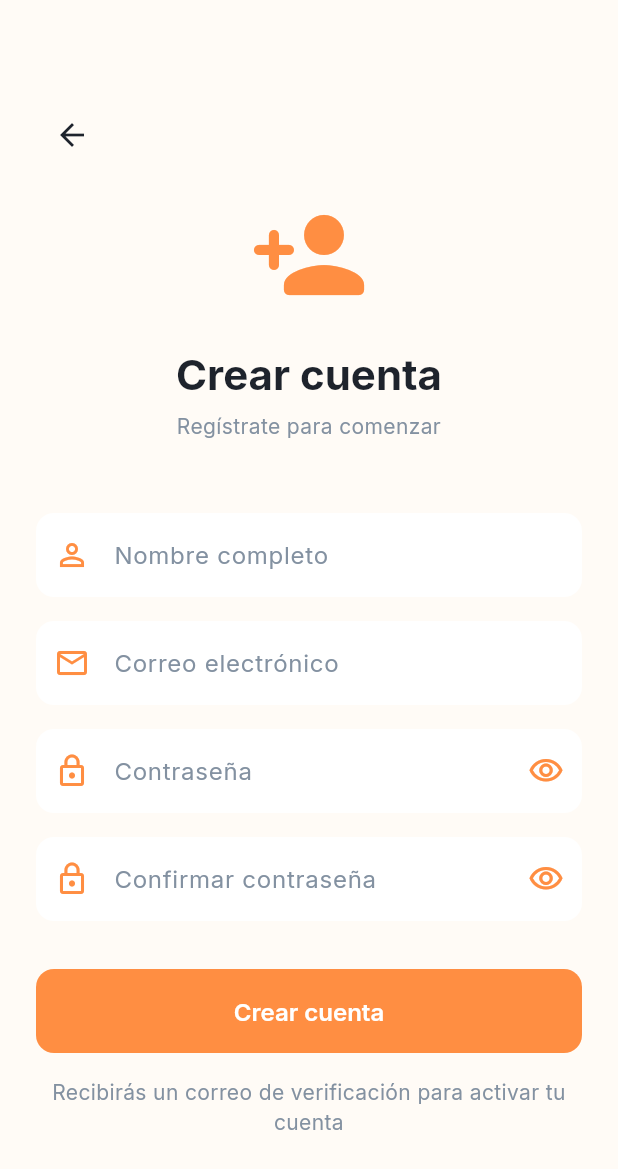
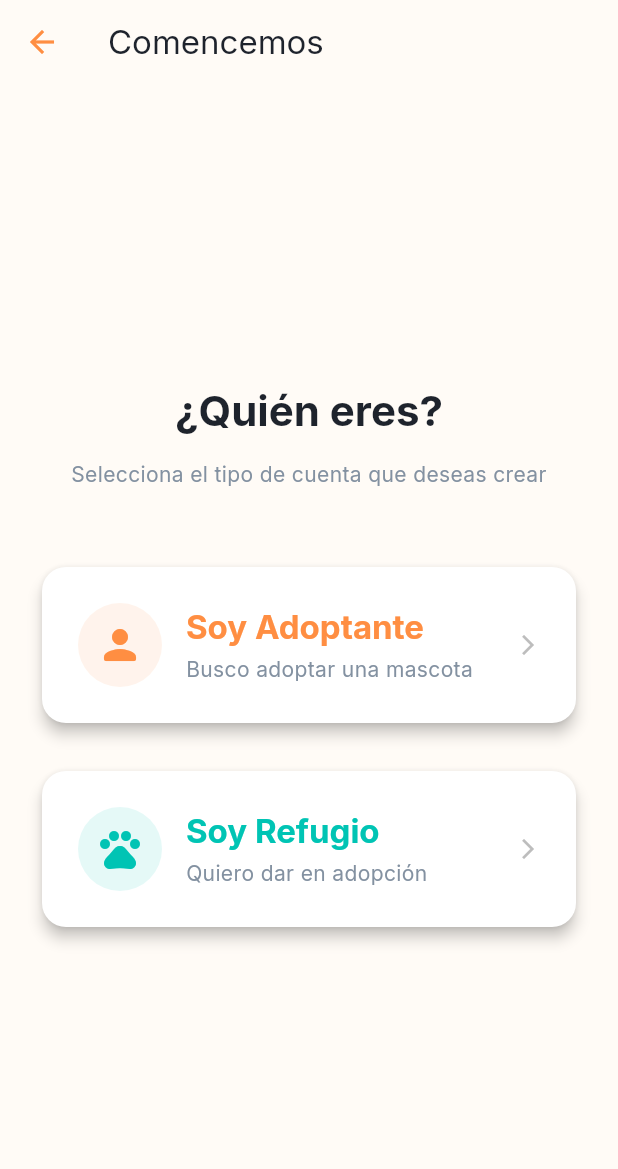
Before and after one commit to jmvillanueva-dev/MobilApp_Flutter_PetAdopt, a Flutter app: the screen it shows after launch, after a tap on "Regístrate", on a phone screen of 412 x 824 dp. Shown: the top 1169 px of the screen. Run offline on Flutter 3.47's test engine with Material 3 defaults, Android fonts, the phone set to English and light mode, and no system bars; our stand-ins replace connectivity_plus, dartz, equatable, flutter_bloc, flutter_dotenv, get_it and 3 more; accounts and stored records are empty.

Commit message:
feat: Add role selection during registration process and update related models and repositories

```diff
--- a/lib/features/auth/data/datasources/auth_remote_data_source.dart
+++ b/lib/features/auth/data/datasources/auth_remote_data_source.dart
@@ -12,6 +12,7 @@ abstract class AuthRemoteDataSource {
     required String email,
     required String password,
     String? displayName,
+    required String role,
   });
 
   Future<void> sendPasswordResetEmail({
@@ -59,12 +60,19 @@ class AuthRemoteDataSourceImpl implements AuthRemoteDataSource {
     required String email,
     required String password,
     String? displayName,
+    required String role,
   }) async {
     try {
+      final data = {
+        if (displayName != null) 'display_name': displayName,
+        'role': role,
+      };
+      print('DEBUG: SignUp sending data: $data');
+
       final response = await supabaseClient.auth.signUp(
         email: email,
         password: password,
-        data: displayName != null ? {'display_name': displayName} : null,
+        data: data,
       );
 
       if (response.user == null) {
@@ -78,9 +86,12 @@ class AuthRemoteDataSourceImpl implements AuthRemoteDataSource {
       }
 
       return UserModel.fromSupabaseUser(response.user!);
-    } on AuthException {
+    } on AuthException catch (e) {
+      print(
+          'DEBUG: AuthException in SignUp: ${e.message}, Code: ${e.statusCode}');
       rethrow;
     } catch (e) {
+      print('DEBUG: Generic Exception in SignUp: $e');
       throw Exception('Error al registrarse: $e');
     }
   }
--- a/lib/features/auth/data/models/user_model.dart
+++ b/lib/features/auth/data/models/user_model.dart
@@ -7,6 +7,7 @@ class UserModel extends UserEntity {
     required super.email,
     super.displayName,
     super.photoUrl,
+    super.role,
     super.createdAt,
   });
 
@@ -16,6 +17,7 @@ class UserModel extends UserEntity {
       email: user.email ?? '',
       displayName: user.userMetadata?['display_name'] as String?,
       photoUrl: user.userMetadata?['avatar_url'] as String?,
+      role: user.userMetadata?['role'] as String?,
       createdAt: DateTime.parse(user.createdAt),
     );
   }
@@ -26,6 +28,7 @@ class UserModel extends UserEntity {
       email: email,
       displayName: displayName,
       photoUrl: photoUrl,
+      role: role,
       createdAt: createdAt,
     );
   }
--- a/lib/features/auth/data/repositories/auth_repository_impl.dart
+++ b/lib/features/auth/data/repositories/auth_repository_impl.dart
@@ -44,6 +44,7 @@ class AuthRepositoryImpl implements AuthRepository {
     required String email,
     required String password,
     String? displayName,
+    required String role,
   }) async {
     if (!await networkInfo.isConnected) {
       return const Left(NetworkFailure('Sin conexión a internet'));
@@ -54,6 +55,7 @@ class AuthRepositoryImpl implements AuthRepository {
         email: email,
         password: password,
         displayName: displayName,
+        role: role,
       );
       return Right(user);
     } on AuthException catch (e) {
--- a/lib/features/auth/domain/entities/user_entity.dart
+++ b/lib/features/auth/domain/entities/user_entity.dart
@@ -6,6 +6,7 @@ class UserEntity extends Equatable {
   final String? displayName;
   final String? photoUrl;
   final DateTime? createdAt;
+  final String? role;
 
   const UserEntity({
     required this.id,
@@ -13,8 +14,10 @@ class UserEntity extends Equatable {
     this.displayName,
     this.photoUrl,
     this.createdAt,
+    this.role,
   });
 
   @override
-  List<Object?> get props => [id, email, displayName, photoUrl, createdAt];
+  List<Object?> get props =>
+      [id, email, displayName, photoUrl, createdAt, role];
 }
--- a/lib/features/auth/domain/repositories/auth_repository.dart
+++ b/lib/features/auth/domain/repositories/auth_repository.dart
@@ -12,6 +12,7 @@ abstract class AuthRepository {
     required String email,
     required String password,
     String? displayName,
+    required String role,
   });
 
   Future<Either<Failure, void>> sendPasswordResetEmail({
--- a/lib/features/auth/domain/usecases/sign_up.dart
+++ b/lib/features/auth/domain/usecases/sign_up.dart
@@ -17,6 +17,7 @@ class SignUp implements UseCase<UserEntity, SignUpParams> {
       email: params.email,
       password: params.password,
       displayName: params.displayName,
+      role: params.role,
     );
   }
 }
@@ -25,10 +26,12 @@ class SignUpParams {
   final String email;
   final String password;
   final String? displayName;
+  final String role;
 
   SignUpParams({
     required this.email,
     required this.password,
     this.displayName,
+    required this.role,
   });
 }
--- a/lib/features/auth/presentation/bloc/auth_bloc.dart
+++ b/lib/features/auth/presentation/bloc/auth_bloc.dart
@@ -61,6 +61,7 @@ class AuthBloc extends Bloc<AuthEvent, AuthState> {
         email: event.email,
         password: event.password,
         displayName: event.displayName,
+        role: event.role,
       ),
     );
 
--- a/lib/features/auth/presentation/bloc/auth_event.dart
+++ b/lib/features/auth/presentation/bloc/auth_event.dart
@@ -24,15 +24,17 @@ class SignUpRequested extends AuthEvent {
   final String email;
   final String password;
   final String? displayName;
+  final String role;
 
   const SignUpRequested({
     required this.email,
     required this.password,
     this.displayName,
+    required this.role,
   });
 
   @override
-  List<Object?> get props => [email, password, displayName];
+  List<Object?> get props => [email, password, displayName, role];
 }
 
 class ResetPasswordRequested extends AuthEvent {
--- a/lib/features/auth/presentation/pages/login_page.dart
+++ b/lib/features/auth/presentation/pages/login_page.dart
@@ -5,8 +5,8 @@ import '../bloc/auth_event.dart';
 import '../bloc/auth_state.dart';
 import '../widgets/custom_text_field.dart';
 import '../widgets/loading_overlay.dart';
-import 'register_page.dart';
 import 'reset_password_page.dart';
+import 'role_selection_page.dart';
 import 'welcome_page.dart';
 
 class LoginPage extends StatefulWidget {
@@ -270,7 +270,7 @@ class _LoginPageState extends State<LoginPage> {
                             onPressed: () {
                               Navigator.of(context).push(
                                 MaterialPageRoute(
-                                  builder: (_) => const RegisterPage(),
+                                  builder: (_) => const RoleSelectionPage(),
                                 ),
                               );
                             },
--- a/lib/features/auth/presentation/pages/register_page.dart
+++ b/lib/features/auth/presentation/pages/register_page.dart
@@ -9,7 +9,12 @@ import 'email_verification_sent_page.dart';
 import 'welcome_page.dart';
 
 class RegisterPage extends StatefulWidget {
-  const RegisterPage({super.key});
+  final String role;
+
+  const RegisterPage({
+    super.key,
+    required this.role,
+  });
 
   @override
   State<RegisterPage> createState() => _RegisterPageState();
@@ -38,6 +43,7 @@ class _RegisterPageState extends State<RegisterPage> {
               email: _emailController.text.trim(),
               password: _passwordController.text,
               displayName: _nameController.text.trim(),
+              role: widget.role,
             ),
           );
     }
--- /dev/null
+++ b/lib/features/auth/presentation/pages/role_selection_page.dart
@@ -0,0 +1,140 @@
+import 'package:flutter/material.dart';
+import 'register_page.dart';
+
+class RoleSelectionPage extends StatelessWidget {
+  const RoleSelectionPage({super.key});
+
+  @override
+  Widget build(BuildContext context) {
+    return Scaffold(
+      backgroundColor: Theme.of(context).scaffoldBackgroundColor,
+      appBar: AppBar(
+        title: const Text('Comencemos'),
+        backgroundColor: Colors.transparent,
+        elevation: 0,
+        leading: IconButton(
+          icon: Icon(Icons.arrow_back, color: Theme.of(context).primaryColor),
+          onPressed: () => Navigator.of(context).pop(),
+        ),
+      ),
+      body: SafeArea(
+        child: Padding(
+          padding: const EdgeInsets.all(24.0),
+          child: Column(
+            mainAxisAlignment: MainAxisAlignment.center,
+            crossAxisAlignment: CrossAxisAlignment.stretch,
+            children: [
+              Text(
+                '¿Quién eres?',
+                style: Theme.of(context).textTheme.displayMedium,
+                textAlign: TextAlign.center,
+              ),
+              const SizedBox(height: 16),
+              Text(
+                'Selecciona el tipo de cuenta que deseas crear',
+                style: Theme.of(context).textTheme.bodyMedium,
+                textAlign: TextAlign.center,
+              ),
+              const SizedBox(height: 48),
+
+              // Botón Adoptante
+              _RoleCard(
+                icon: Icons.person_rounded,
+                title: 'Soy Adoptante',
+                subtitle: 'Busco adoptar una mascota',
+                color: Theme.of(context).primaryColor,
+                onTap: () {
+                  Navigator.of(context).push(
+                    MaterialPageRoute(
+                      builder: (_) => const RegisterPage(role: 'adoptante'),
+                    ),
+                  );
+                },
+              ),
+              const SizedBox(height: 24),
+
+              // Botón Refugio
+              _RoleCard(
+                icon: Icons.pets_rounded,
+                title: 'Soy Refugio',
+                subtitle: 'Quiero dar en adopción',
+                color: Theme.of(context).colorScheme.secondary,
+                onTap: () {
+                  Navigator.of(context).push(
+                    MaterialPageRoute(
+                      builder: (_) => const RegisterPage(role: 'refugio'),
+                    ),
+                  );
+                },
+              ),
+            ],
+          ),
+        ),
+      ),
+    );
+  }
+}
+
+class _RoleCard extends StatelessWidget {
+  final IconData icon;
+  final String title;
+  final String subtitle;
+  final Color color;
+  final VoidCallback onTap;
+
+  const _RoleCard({
+    required this.icon,
+    required this.title,
+    required this.subtitle,
+    required this.color,
+    required this.onTap,
+  });
+
+  @override
+  Widget build(BuildContext context) {
+    return Card(
+      elevation: 4,
+      shape: RoundedRectangleBorder(borderRadius: BorderRadius.circular(16)),
+      child: InkWell(
+        onTap: onTap,
+        borderRadius: BorderRadius.circular(16),
+        child: Padding(
+          padding: const EdgeInsets.all(24.0),
+          child: Row(
+            children: [
+              Container(
+                padding: const EdgeInsets.all(12),
+                decoration: BoxDecoration(
+                  color: color.withOpacity(0.1),
+                  shape: BoxShape.circle,
+                ),
+                child: Icon(icon, size: 32, color: color),
+              ),
+              const SizedBox(width: 16),
+              Expanded(
+                child: Column(
+                  crossAxisAlignment: CrossAxisAlignment.start,
+                  children: [
+                    Text(
+                      title,
+                      style: Theme.of(context).textTheme.titleLarge?.copyWith(
+                            fontWeight: FontWeight.bold,
+                            color: color,
+                          ),
+                    ),
+                    const SizedBox(height: 4),
+                    Text(
+                      subtitle,
+                      style: Theme.of(context).textTheme.bodyMedium,
+                    ),
+                  ],
+                ),
+              ),
+              Icon(Icons.arrow_forward_ios, size: 16, color: Colors.grey[400]),
+            ],
+          ),
+        ),
+      ),
+    );
+  }
+}
```
